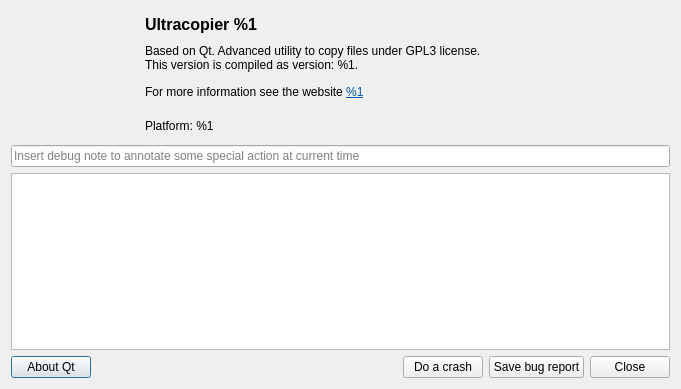
First picture: the form in HelpDialog.ui, repository alphaonex86/Ultracopier, before the edit.
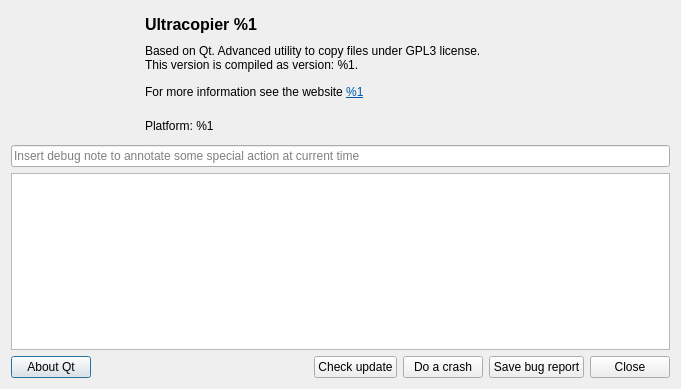
Second picture: the form after the edit. Icons and pictures are not drawn.

```diff
--- a/HelpDialog.ui
+++ b/HelpDialog.ui
@@ -135,6 +135,16 @@
        </property>
       </spacer>
      </item>
+     <item>
+      <widget class="QLabel" name="status"/>
+     </item>
+     <item>
+      <widget class="QPushButton" name="checkUpdate">
+       <property name="text">
+        <string>Check update</string>
+       </property>
+      </widget>
+     </item>
      <item>
       <widget class="QPushButton" name="pushButtonCrash">
        <property name="text">
```
